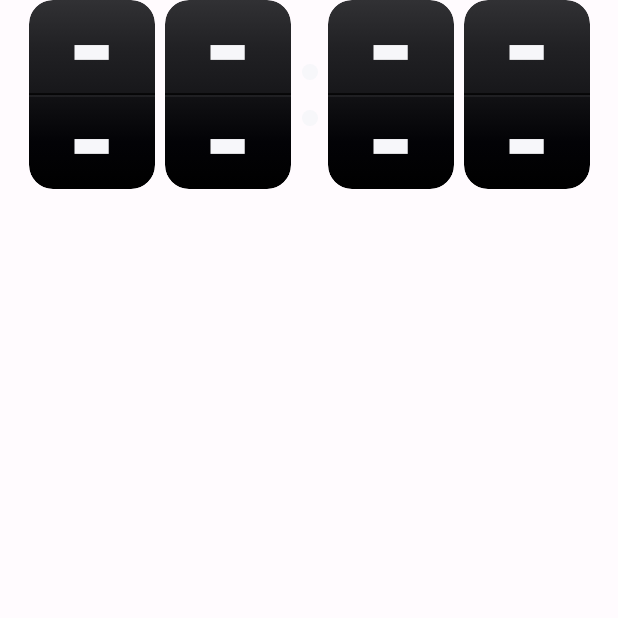
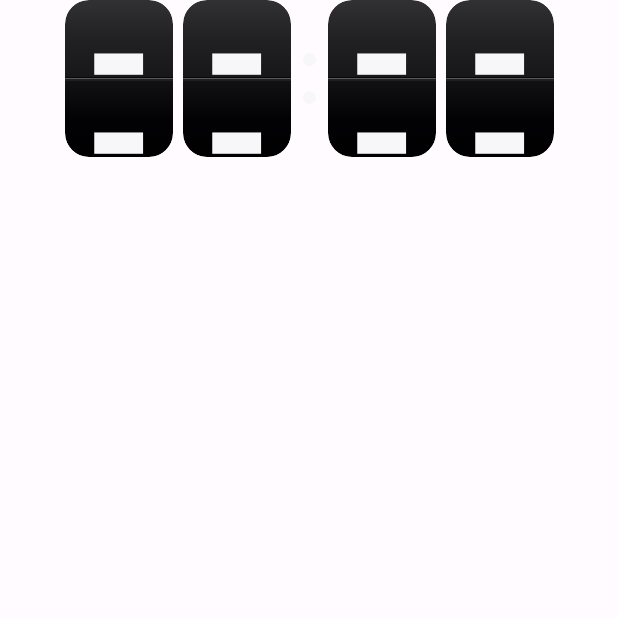
Before and after one commit to hishemd/Gom-Tunisair, an Android app built with Jetpack Compose: the composable FlipClock called with empty values, on a phone screen of 412 x 824 dp, the top half of it. Run offline under Robolectric (Android 15) with nearby library versions, the phone set to English and light mode, and no system bars.

Commit message:
fix(clock): digits must be taller than a half card, plus backdrop contrast
Verified on-device with a screenshot this time. Two things were wrong:

1. Each half of a flip card rendered a complete digit, so the clock read
   as eight stacked numbers. The glyph was smaller than half the card
   height, so the hinge cut nothing. digitSize is now derived from the
   card height (1.06x) instead of the card width, which makes the digit
   taller than a half and gives the real split-flap cut.

2. The night backdrop looked like a flat gradient. Stars were alpha 0.55
   in the light theme and the wispy clouds 0.06, i.e. invisible. Stars
   are now white at 0.80/0.90 alpha with larger radii and clouds at
   0.10-0.18, and the moon halo is smaller and further into the corner so
   it no longer sits behind the clock.

Also add statusBarsPadding so the city row clears the status bar.

Bump to versionCode 5 / 1.4.0.

```diff
--- a/app/build.gradle.kts
+++ b/app/build.gradle.kts
@@ -11,8 +11,8 @@ android {
         applicationId = "com.weathersense.app"
         minSdk = 26
         targetSdk = 36
-        versionCode = 4
-        versionName = "1.3.0"
+        versionCode = 5
+        versionName = "1.4.0"
     }
 
     buildTypes {
--- a/app/src/main/java/com/weathersense/app/ui/components/FlipClock.kt
+++ b/app/src/main/java/com/weathersense/app/ui/components/FlipClock.kt
@@ -63,9 +63,11 @@ fun FlipClock(
         val gap = 3.dp
         val colonWidth = 18.dp
         val available = maxWidth - colonWidth - gap * 8
-        val cardWidth = (available / 4f).coerceIn(48.dp, 84.dp)
-        val cardHeight = cardWidth * 1.5f
-        val digitSize = (cardWidth.value * 0.92f).sp
+        val cardWidth = (available / 4f).coerceIn(44.dp, 72.dp)
+        val cardHeight = cardWidth * 1.45f
+        // The glyph must be taller than half a card, otherwise each half shows a
+        // whole digit instead of one cut at the hinge.
+        val digitSize = (cardHeight.value * 1.06f).sp
 
         Row(
             verticalAlignment = Alignment.CenterVertically,
@@ -258,6 +260,7 @@ private fun FlipHalf(
                 fontWeight = FontWeight.Black,
                 color = digitColor,
                 maxLines = 1,
+                softWrap = false,
             )
         }
     }
--- a/app/src/main/java/com/weathersense/app/ui/screen/WeatherScreen.kt
+++ b/app/src/main/java/com/weathersense/app/ui/screen/WeatherScreen.kt
@@ -11,6 +11,7 @@ import androidx.compose.foundation.layout.fillMaxWidth
 import androidx.compose.foundation.layout.height
 import androidx.compose.foundation.layout.padding
 import androidx.compose.foundation.layout.size
+import androidx.compose.foundation.layout.statusBarsPadding
 import androidx.compose.foundation.layout.width
 import androidx.compose.foundation.rememberScrollState
 import androidx.compose.foundation.shape.RoundedCornerShape
@@ -83,8 +84,9 @@ fun WeatherSenseApp(
         Column(
             modifier = Modifier
                 .fillMaxSize()
+                .statusBarsPadding()
                 .verticalScroll(rememberScrollState())
-                .padding(horizontal = 20.dp, vertical = 28.dp),
+                .padding(horizontal = 20.dp, vertical = 20.dp),
             horizontalAlignment = Alignment.CenterHorizontally,
         ) {
             Row(verticalAlignment = Alignment.CenterVertically) {
```
Also changed, not shown: app/src/main/java/com/weathersense/app/ui/components/WeatherBackground.kt (+11 -12 lines).
